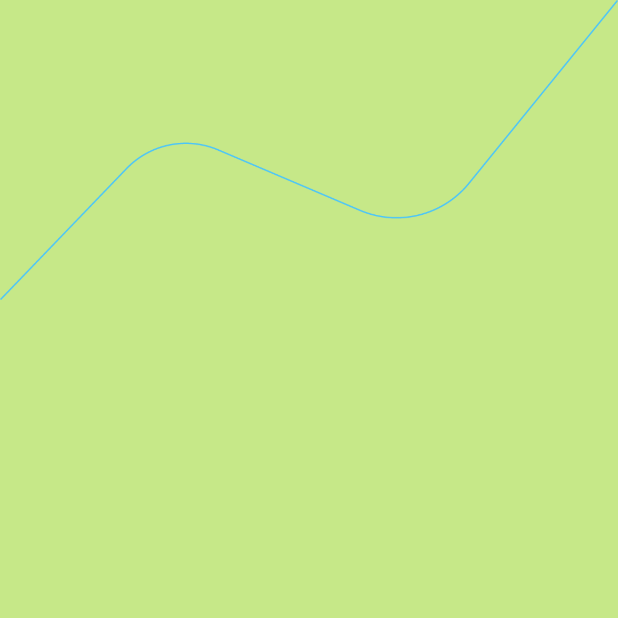
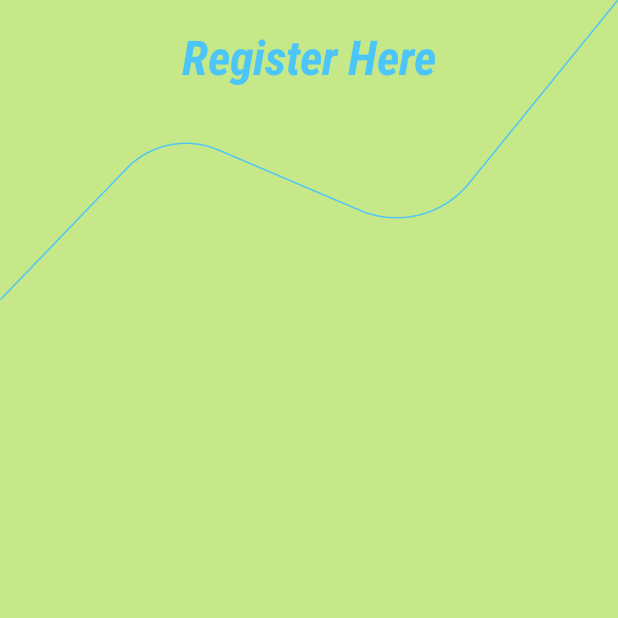
Before and after one commit to TVirus11/TeachersClub-App, an Android app: the RegisterActivity screen opened directly, with no data from a screen before it, on a phone screen of 412 x 824 dp, the top half of it. Run offline under Robolectric (Android 15) with nearby library versions, the phone set to English and light mode, and no system bars.

Commit message:
SignUp Page

```diff
--- a/app/src/main/res/layout/activity_register.xml
+++ b/app/src/main/res/layout/activity_register.xml
@@ -8,6 +8,7 @@
     tools:context=".RegisterActivity">
 
     <ImageView
+        android:id="@+id/bg_line"
         android:layout_width="match_parent"
         android:layout_height="200dp"
         android:elevation="5dp"
@@ -16,4 +17,18 @@
         app:layout_constraintStart_toStartOf="parent"
         app:layout_constraintTop_toTopOf="parent" />
 
+    <TextView
+        android:id="@+id/reg_text"
+        android:layout_width="wrap_content"
+        android:layout_height="wrap_content"
+        android:layout_marginTop="16dp"
+        android:fontFamily="sans-serif-condensed-medium"
+        android:text="@string/register_here"
+        android:textColor="@color/blue"
+        android:textSize="32sp"
+        android:textStyle="bold|italic"
+        app:layout_constraintEnd_toEndOf="parent"
+        app:layout_constraintStart_toStartOf="parent"
+        app:layout_constraintTop_toTopOf="parent" />
+
 </androidx.constraintlayout.widget.ConstraintLayout>
--- a/app/src/main/res/values/strings.xml
+++ b/app/src/main/res/values/strings.xml
@@ -9,4 +9,5 @@
     <string name="you_will_get_courses_tutorials_as_well_as_notes_for_different_topics_all_under_the_same_roof">You will get courses, tutorials as well as notes for different topics all under the same roof.</string>
     <string name="you_can_ask_questions_24x7_and_get_them_answered_by_our_expert_teachers_within_an_hour">You can ask questions 24x7 and get them answered by our expert teachers within an hour.</string>
     <string name="skip">Skip</string>
+    <string name="register_here">Register Here</string>
 </resources>
```
